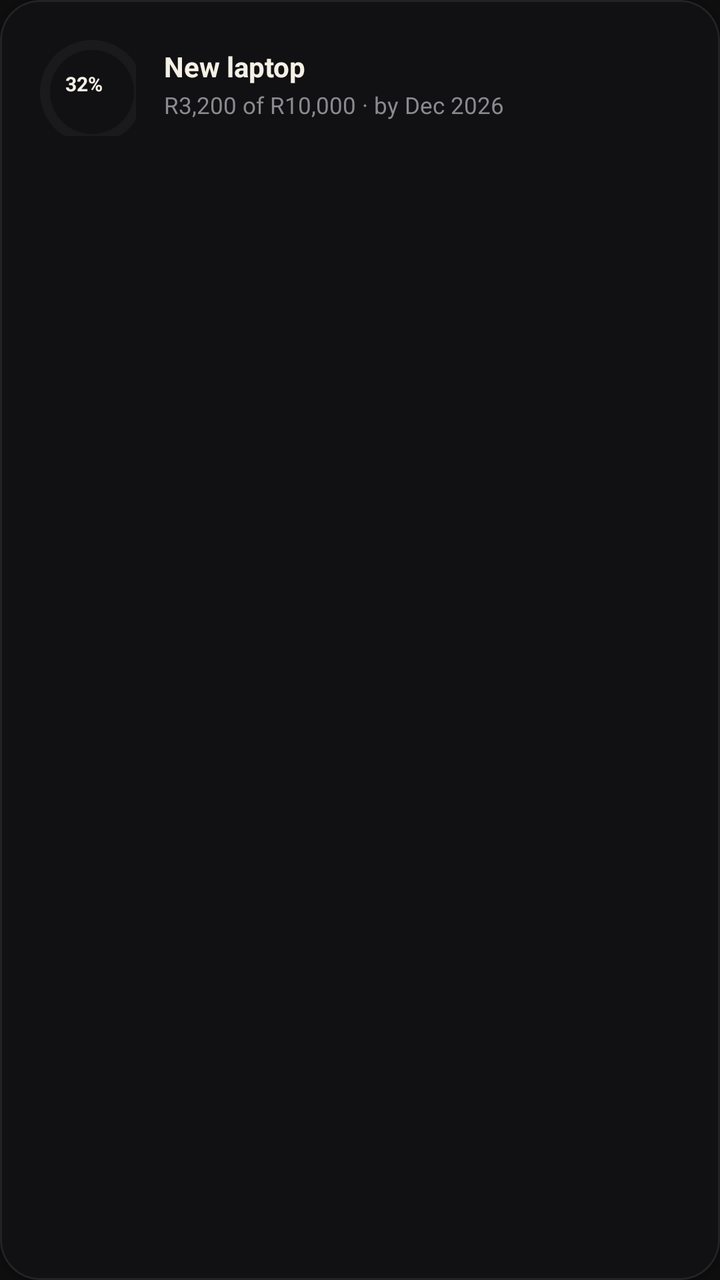
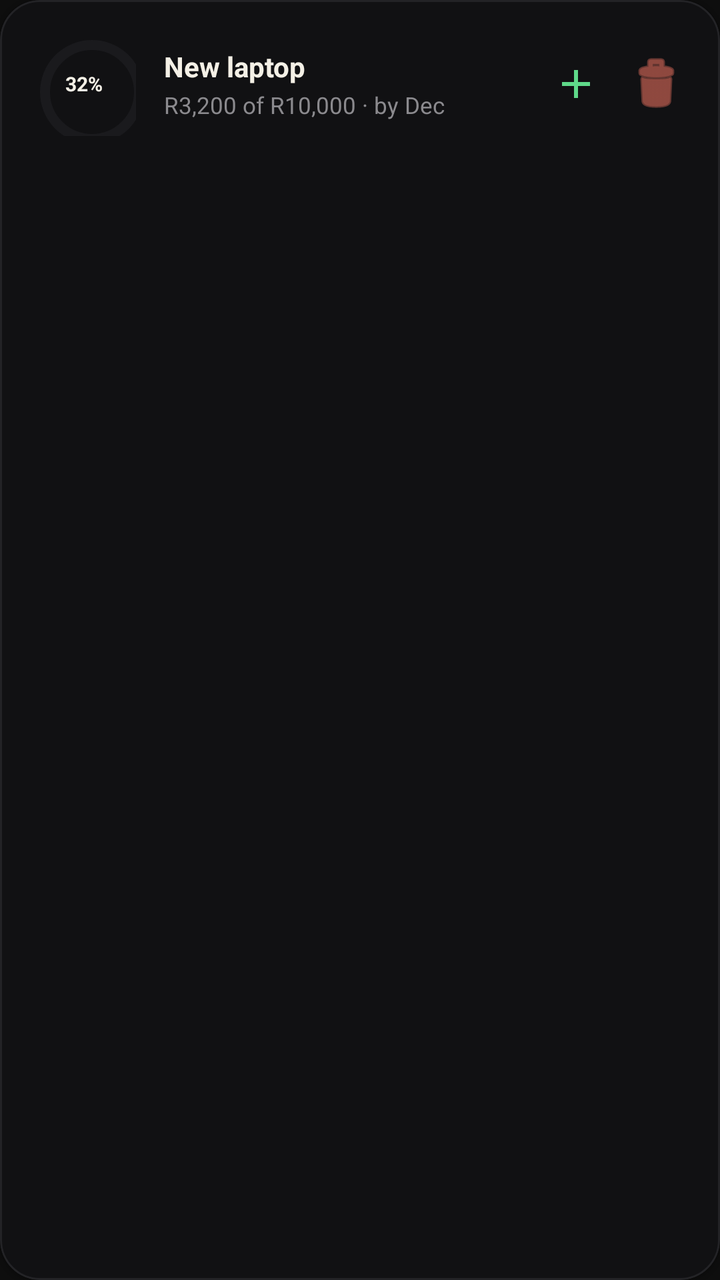

Compare the two renders of this Android layout. The source of the first and the diff that turns it into the second are given below.
<!-- AndroidManifest.xml: application theme Theme.Stashed -->
<!-- res/layout/item_goal.xml -->
<?xml version="1.0" encoding="utf-8"?>
<com.google.android.material.card.MaterialCardView
    xmlns:android="http://schemas.android.com/apk/res/android"
    xmlns:app="http://schemas.android.com/apk/res-auto"
    android:layout_width="match_parent"
    android:layout_height="wrap_content"
    android:layout_marginBottom="12dp"
    app:cardBackgroundColor="#111113"
    app:cardCornerRadius="20dp"
    app:strokeColor="#232326"
    app:strokeWidth="1dp">

    <LinearLayout
        android:layout_width="match_parent"
        android:layout_height="wrap_content"
        android:orientation="horizontal"
        android:gravity="center_vertical"
        android:padding="16dp">

        
        <FrameLayout
            android:layout_width="52dp"
            android:layout_height="52dp"
            android:layout_marginEnd="14dp">

            
            <com.google.android.material.progressindicator.CircularProgressIndicator
                android:id="@+id/progressGoal"
                android:layout_width="match_parent"
                android:layout_height="match_parent"
                android:progress="32"
                app:indicatorColor="#E2B13C"
                app:trackColor="#1A1A1D"
                app:trackThickness="5dp"
                app:indicatorSize="52dp" />

            <TextView
                android:id="@+id/tvGoalProgressPercentage"
                android:layout_width="match_parent"
                android:layout_height="match_parent"
                android:gravity="center"
                android:text="32%"
                android:textColor="#F4F0E6"
                android:textSize="10sp"
                android:textStyle="bold" />
        </FrameLayout>

        
        <LinearLayout
            android:layout_width="0dp"
            android:layout_height="wrap_content"
            android:layout_weight="1"
            android:orientation="vertical">

            <TextView
                android:id="@+id/tvGoalTitle"
                android:layout_width="wrap_content"
                android:layout_height="wrap_content"
                android:text="New laptop"
                android:textColor="#F4F0E6"
                android:textSize="14sp"
                android:textStyle="bold" />

            <TextView
                android:id="@+id/tvGoalDetails"
                android:layout_width="wrap_content"
                android:layout_height="wrap_content"
                android:layout_marginTop="2dp"
                android:text="R3,200 of R10,000 · by Dec 2026"
                android:textColor="#8B8A8E"
                android:textSize="11.5sp" />
        </LinearLayout>

    </LinearLayout>
</com.google.android.material.card.MaterialCardView>
<!-- resources referenced by this layout -->
<resources>
  <style name="Theme.Stashed" parent="Theme.MaterialComponents.DayNight.NoActionBar">
          <item name="colorPrimary">@color/red_primary</item>
          <item name="colorPrimaryVariant">@color/red_dark</item>
          <item name="colorOnPrimary">@color/white</item>
          <item name="android:windowBackground">@color/black_bg</item>
          <item name="android:statusBarColor">@color/black_bg</item>
          <item name="android:navigationBarColor">@color/black_bg</item>
      </style>
  <color name="red_primary">#D62828</color>
  <color name="red_dark">#A81F1F</color>
  <color name="white">#FFFFFF</color>
  <color name="black_bg">#0E0E0E</color>
</resources>

<!-- the commit's change to res/layout/item_goal.xml (unified diff, before → after) -->
@@ -23,7 +23,6 @@
             android:layout_height="52dp"
             android:layout_marginEnd="14dp">
 
-            
             <com.google.android.material.progressindicator.CircularProgressIndicator
                 android:id="@+id/progressGoal"
                 android:layout_width="match_parent"
@@ -66,10 +65,33 @@
                 android:layout_width="wrap_content"
                 android:layout_height="wrap_content"
                 android:layout_marginTop="2dp"
-                android:text="R3,200 of R10,000 · by Dec 2026"
+                android:text="R3,200 of R10,000 · by Dec"
                 android:textColor="#8B8A8E"
                 android:textSize="11.5sp" />
         </LinearLayout>
 
+        
+        <LinearLayout
+            android:layout_width="wrap_content"
+            android:layout_height="wrap_content"
+            android:orientation="horizontal">
+
+            <ImageButton
+                android:id="@+id/btnContribute"
+                android:layout_width="32dp"
+                android:layout_height="32dp"
+                android:background="?attr/selectableItemBackgroundBorderless"
+                android:src="@drawable/ic_plus"
+                app:tint="#5FD98A" />
+
+            <ImageButton
+                android:id="@+id/btnDelete"
+                android:layout_width="32dp"
+                android:layout_height="32dp"
+                android:layout_marginStart="8dp"
+                android:background="?attr/selectableItemBackgroundBorderless"
+                android:src="@android:drawable/ic_menu_delete"
+                app:tint="#E26D5C" />
+        </LinearLayout>
     </LinearLayout>
 </com.google.android.material.card.MaterialCardView>
<!-- resource entries referenced after the edit -->
@@ -1,5 +1,15 @@
 <!-- resources referenced by this layout -->
 <resources>
+  <!-- drawable ic_plus (drawable) -->
+  <vector xmlns:android="http://schemas.android.com/apk/res/android"
+      android:width="24dp"
+      android:height="24dp"
+      android:viewportWidth="24.0"
+      android:viewportHeight="24.0">
+      <path
+          android:fillColor="#FFFFFFFF"
+          android:pathData="M19,13h-6v6h-2v-6H5v-2h6V5h2v6h6v2z"/>
+  </vector>
   <style name="Theme.Stashed" parent="Theme.MaterialComponents.DayNight.NoActionBar">
           <item name="colorPrimary">@color/red_primary</item>
           <item name="colorPrimaryVariant">@color/red_dark</item>
